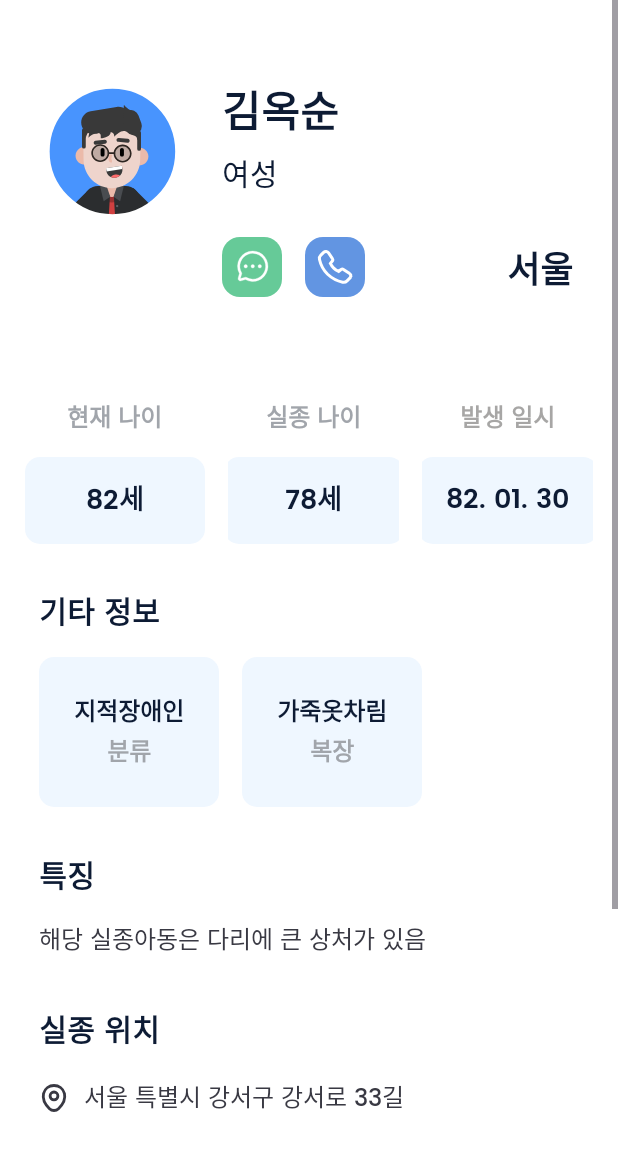
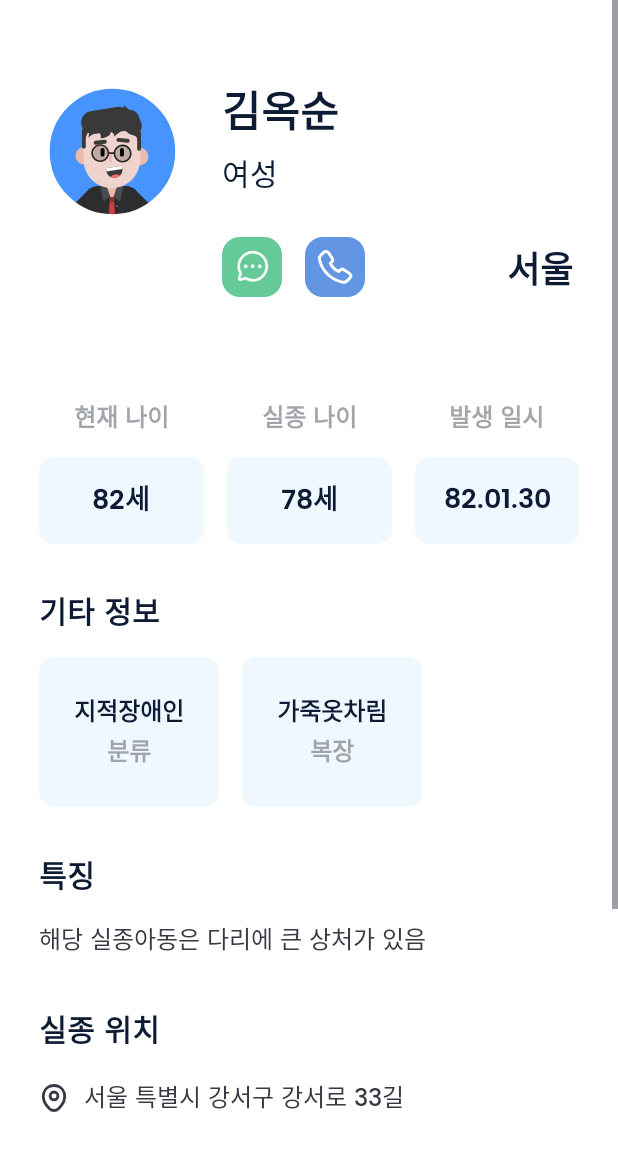
Before and after one commit to JangWoojun/A.i, an Android app: the layout fragment_children_info_internal.xml on its own in the app's theme, with its tools: preview values and no code run, on a phone screen of 412 x 824 dp. Shown: the top 1151 px of the screen. Run offline under Robolectric (Android 15) with nearby library versions, the phone set to English and light mode, and no system bars.

Commit message:
feat: 이미지뷰 id 추가

```diff
--- a/app/src/main/res/layout/fragment_children_info_internal.xml
+++ b/app/src/main/res/layout/fragment_children_info_internal.xml
@@ -33,6 +33,7 @@
                 app:layout_constraintTop_toTopOf="parent">
 
                 <ImageView
+                    android:id="@+id/imageView"
                     android:layout_width="100dp"
                     android:layout_height="100dp"
                     android:layout_gravity="center"
@@ -133,9 +134,10 @@
             android:layout_height="wrap_content">
 
             <LinearLayout
+                android:layout_marginStart="26dp"
                 android:gravity="center"
                 android:orientation="vertical"
-                android:layout_width="120dp"
+                android:layout_width="wrap_content"
                 android:layout_height="wrap_content">
 
                 <TextView
@@ -151,7 +153,7 @@
                     android:backgroundTint="#EFF7FF"
                     android:layout_marginTop="12dp"
                     app:cardCornerRadius="10dp"
-                    android:layout_width="120dp"
+                    android:layout_width="110dp"
                     android:layout_height="58dp"
                     android:layout_marginBottom="5dp">
 
@@ -173,7 +175,7 @@
                 android:gravity="center"
                 android:layout_marginHorizontal="15dp"
                 android:orientation="vertical"
-                android:layout_width="114dp"
+                android:layout_width="wrap_content"
                 android:layout_height="wrap_content">
 
                 <TextView
@@ -189,7 +191,7 @@
                     android:backgroundTint="#EFF7FF"
                     android:layout_marginTop="12dp"
                     app:cardCornerRadius="10dp"
-                    android:layout_width="120dp"
+                    android:layout_width="110dp"
                     android:layout_height="58dp"
                     android:layout_marginBottom="5dp">
 
@@ -209,9 +211,10 @@
             </LinearLayout>
 
             <LinearLayout
+                android:layout_marginEnd="26dp"
                 android:gravity="center"
                 android:orientation="vertical"
-                android:layout_width="114dp"
+                android:layout_width="wrap_content"
                 android:layout_height="wrap_content">
 
                 <TextView
@@ -227,7 +230,7 @@
                     android:backgroundTint="#EFF7FF"
                     android:layout_marginTop="12dp"
                     app:cardCornerRadius="10dp"
-                    android:layout_width="120dp"
+                    android:layout_width="110dp"
                     android:layout_height="58dp"
                     android:layout_marginBottom="5dp">
 
@@ -237,7 +240,7 @@
                         android:fontFamily="@font/poppins_semibold"
                         android:textColor="@color/black"
                         android:textSize="18sp"
-                        android:text="82. 01. 30"
+                        android:text="82.01.30"
                         android:layout_width="wrap_content"
                         android:layout_height="wrap_content"/>
 
```
